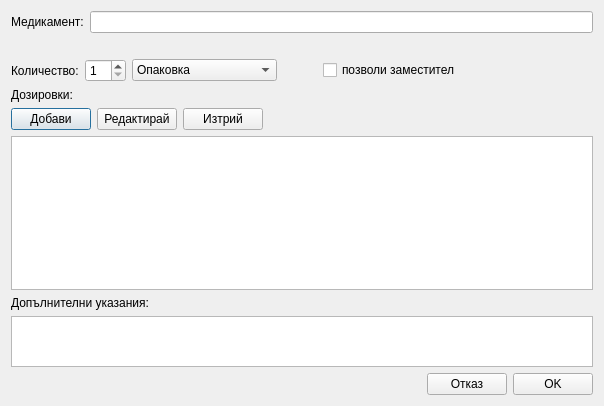
thefinalcutbg/DinoDent, file src/View/Widgets/MedicationDialog.ui: the form before one commit.
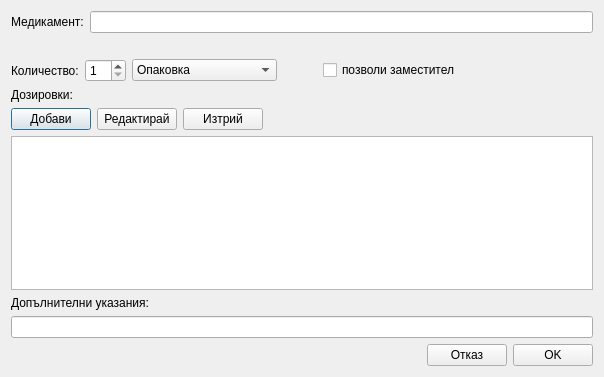
The form after the commit. Custom widgets are drawn as their Qt base class.

```diff
--- a/src/View/Widgets/MedicationDialog.ui
+++ b/src/View/Widgets/MedicationDialog.ui
@@ -7,7 +7,7 @@
     <x>0</x>
     <y>0</y>
     <width>604</width>
-    <height>406</height>
+    <height>377</height>
    </rect>
   </property>
   <property name="windowTitle">
@@ -172,26 +172,7 @@
     </widget>
    </item>
    <item>
-    <widget class="QPlainTextEdit" name="notesEdit">
-     <property name="sizePolicy">
-      <sizepolicy hsizetype="Expanding" vsizetype="Preferred">
-       <horstretch>0</horstretch>
-       <verstretch>0</verstretch>
-      </sizepolicy>
-     </property>
-     <property name="minimumSize">
-      <size>
-       <width>0</width>
-       <height>51</height>
-      </size>
-     </property>
-     <property name="maximumSize">
-      <size>
-       <width>16777215</width>
-       <height>51</height>
-      </size>
-     </property>
-    </widget>
+    <widget class="QLineEdit" name="notesEdit"/>
    </item>
    <item>
     <layout class="QHBoxLayout" name="horizontalLayout_4">
```
Left out of the diff: 4 changed lines with no effect on the pictures.
